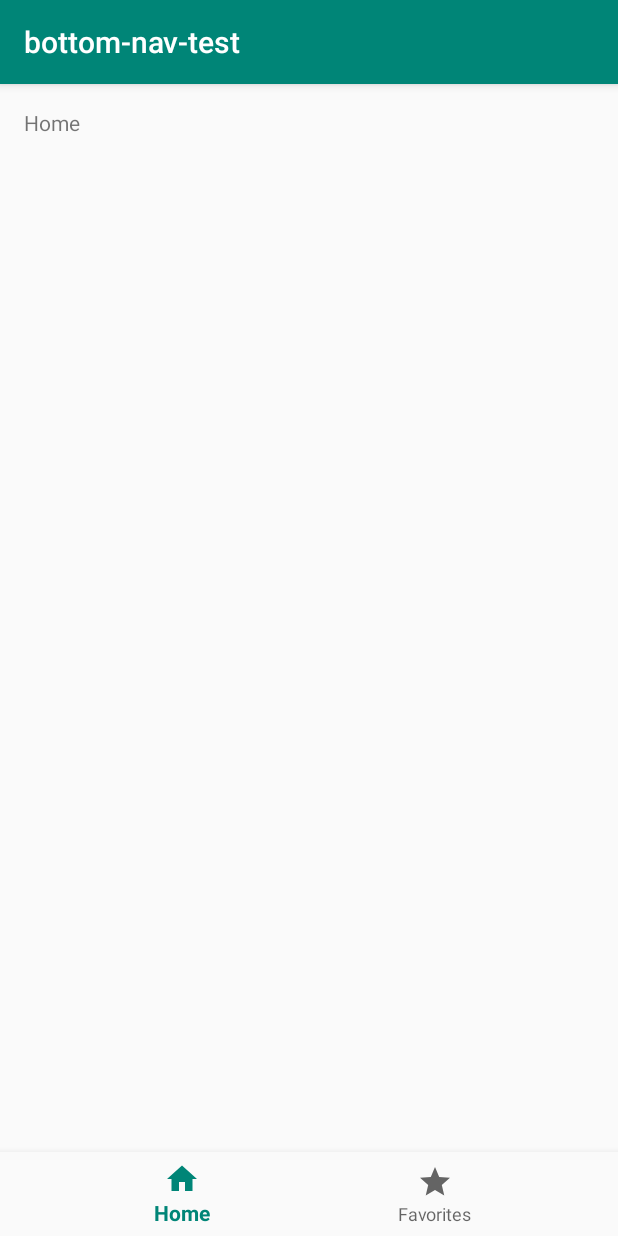
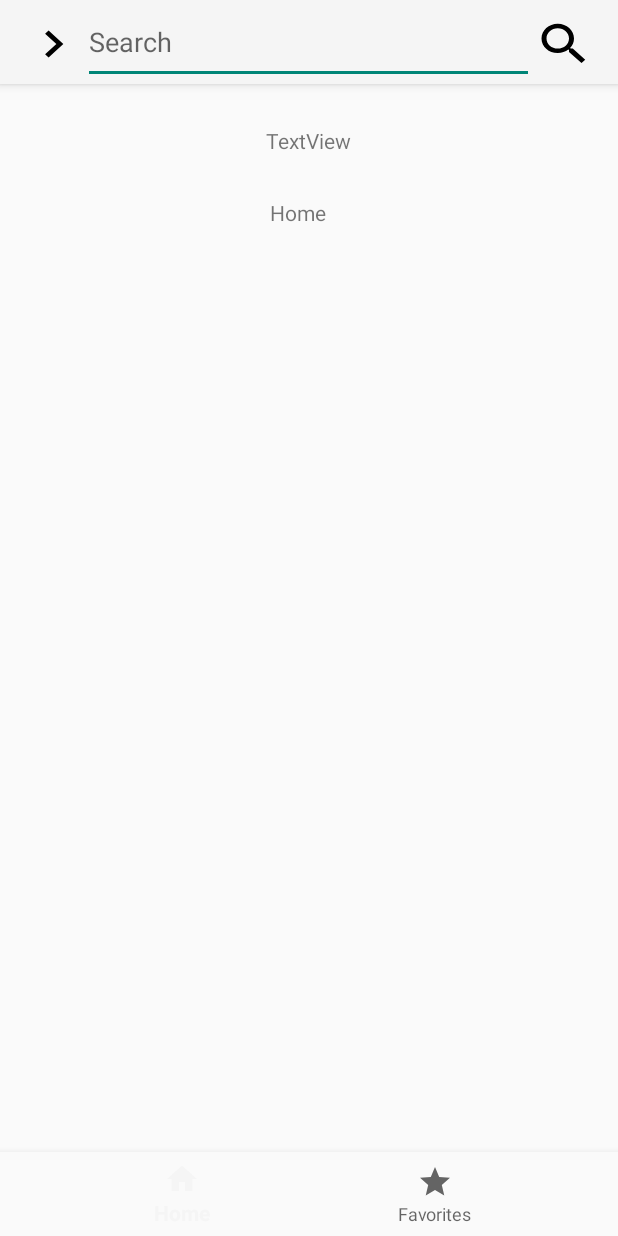
Before and after one commit to LaniJW/m335-dylans-danielas-laniw, an Android app: the screen it shows after launch (MainActivity), on a phone screen of 412 x 824 dp. Run offline under Robolectric (Android 15) with nearby library versions, the phone set to English and light mode, and no system bars.

Commit message:
added main functionalities of the search bar

```diff
--- a/app/src/main/AndroidManifest.xml
+++ b/app/src/main/AndroidManifest.xml
@@ -8,7 +8,7 @@
         android:label="@string/app_name"
         android:roundIcon="@mipmap/ic_launcher_round"
         android:supportsRtl="true"
-        android:theme="@style/AppTheme">
+        android:theme="@style/Theme.AppCompat.Light.NoActionBar">
         <activity
             android:name=".MainActivity"
             android:label="@string/app_name">
--- a/app/src/main/java/com/example/bottom_nav_test/MainActivity.java
+++ b/app/src/main/java/com/example/bottom_nav_test/MainActivity.java
@@ -5,10 +5,19 @@ import android.support.design.widget.BottomNavigationView;
 import android.support.v7.app.AppCompatActivity;
 import android.support.annotation.NonNull;
 import android.view.MenuItem;
+import android.view.View;
+import android.widget.Button;
+import android.widget.EditText;
 import android.widget.TextView;
+import android.support.v7.widget.Toolbar;
+
+import java.util.ArrayList;
 
 public class MainActivity extends AppCompatActivity {
     private TextView mTextMessage;
+    private SearchBar searchBarClass;
+    private EditText searchTextField;
+    ArrayList<Integer> comicID = new ArrayList<>();
 
     private BottomNavigationView.OnNavigationItemSelectedListener mOnNavigationItemSelectedListener
             = new BottomNavigationView.OnNavigationItemSelectedListener() {
@@ -31,9 +40,44 @@ public class MainActivity extends AppCompatActivity {
     protected void onCreate(Bundle savedInstanceState) {
         super.onCreate(savedInstanceState);
         setContentView(R.layout.activity_main);
+
+        // Toolbar
+        comicID.add(6);
+        comicID.add(5);
+        comicID.add(4);
+        comicID.add(3);
+        comicID.add(2);
+        comicID.add(1);
+
+        Toolbar searchBar = findViewById(R.id.search_bar);
+        setSupportActionBar(searchBar);
+        Button searchBarSearchButton = findViewById(R.id.search_bar_search_button);
+        searchBarSearchButton.setOnClickListener(performSearch);
+        Button searchBarDropDown = findViewById(R.id.search_bar_dropdown_button);
+        searchBarDropDown.setOnClickListener(openDropdown);
+
+
         BottomNavigationView navView = findViewById(R.id.nav_view);
         mTextMessage = findViewById(R.id.message);
         navView.setOnNavigationItemSelectedListener(mOnNavigationItemSelectedListener);
     }
 
+    private View.OnClickListener performSearch = new View.OnClickListener() {
+        @Override
+        public void onClick(View button1){
+            searchBarClass = new SearchBar();
+            searchTextField = findViewById(R.id.search_bar_text_field);
+            mTextMessage = findViewById(R.id.textView4);
+            searchBarClass.performSearch(comicID, searchTextField, mTextMessage);
+        }
+    };
+
+    private View.OnClickListener openDropdown = new View.OnClickListener() {
+        @Override
+        public void onClick(View button1){
+            searchBarClass = new SearchBar();
+            searchBarClass.openDropdown();
+        }
+    };
+
 }
--- /dev/null
+++ b/app/src/main/java/com/example/bottom_nav_test/SearchBar.java
@@ -0,0 +1,38 @@
+package com.example.bottom_nav_test;
+
+import android.support.v7.app.AppCompatActivity;
+
+import android.widget.EditText;
+import android.widget.TextView;
+
+import java.util.ArrayList;
+
+public class SearchBar extends AppCompatActivity {
+
+    public void performSearch(ArrayList<Integer> list, EditText searchTextField, TextView text){
+
+        String searchedID = searchTextField.getText().toString();
+        text.setText("No comic with ID \"" + searchedID + "\" found.");
+
+        if(searchedID.equals("") || searchedID.equals("*")){
+            for(int ID : list){
+                text.setText("I would print everything out!");
+            }
+        } else if(searchedID.matches("\\d")){
+            for(int ID : list) {
+                if (ID == Integer.valueOf(searchedID)) {
+                    text.setText(ID + " found");
+                }
+            }
+        } else {
+            text.setText("Invalid input type.");
+        }
+
+
+    }
+
+    public void openDropdown() {
+
+    }
+
+}
--- /dev/null
+++ b/app/src/main/res/drawable/ic_chevron_right_black_24dp.xml
@@ -0,0 +1,9 @@
+<vector xmlns:android="http://schemas.android.com/apk/res/android"
+        android:width="24dp"
+        android:height="24dp"
+        android:viewportWidth="24.0"
+        android:viewportHeight="24.0">
+    <path
+        android:fillColor="#FF000000"
+        android:pathData="M10,6L8.59,7.41 13.17,12l-4.58,4.59L10,18l6,-6z"/>
+</vector>
--- /dev/null
+++ b/app/src/main/res/drawable/ic_search_black_24dp.xml
@@ -0,0 +1,9 @@
+<vector xmlns:android="http://schemas.android.com/apk/res/android"
+        android:width="10dp"
+        android:height="10dp"
+        android:viewportWidth="24.0"
+        android:viewportHeight="24.0">
+    <path
+        android:fillColor="#FF000000"
+        android:pathData="M15.5,14h-0.79l-0.28,-0.27C15.41,12.59 16,11.11 16,9.5 16,5.91 13.09,3 9.5,3S3,5.91 3,9.5 5.91,16 9.5,16c1.61,0 3.09,-0.59 4.23,-1.57l0.27,0.28v0.79l5,4.99L20.49,19l-4.99,-5zM9.5,14C7.01,14 5,11.99 5,9.5S7.01,5 9.5,5 14,7.01 14,9.5 11.99,14 9.5,14z"/>
+</vector>
--- a/app/src/main/res/layout/activity_main.xml
+++ b/app/src/main/res/layout/activity_main.xml
@@ -7,16 +7,21 @@
     android:layout_height="match_parent"
     tools:context=".MainActivity">
 
+    <include
+        android:id="@+id/include"
+        layout="@layout/searchbar"
+        tools:layout_editor_absoluteX="0dp"
+        tools:layout_editor_absoluteY="16dp" />
+
     <TextView
         android:id="@+id/message"
-        android:layout_width="wrap_content"
-        android:layout_height="wrap_content"
-        android:layout_marginStart="@dimen/activity_horizontal_margin"
-        android:layout_marginLeft="@dimen/activity_horizontal_margin"
-        android:layout_marginTop="@dimen/activity_vertical_margin"
+        android:layout_width="45dp"
+        android:layout_height="23dp"
+        android:layout_marginLeft="180dp"
+        android:layout_marginTop="132dp"
         android:text="@string/title_home"
         app:layout_constraintLeft_toLeftOf="parent"
-        app:layout_constraintTop_toTopOf="parent" />
+        app:layout_constraintTop_toTopOf="@+id/include" />
 
     <android.support.design.widget.BottomNavigationView
         android:id="@+id/nav_view"
@@ -30,4 +35,19 @@
         app:layout_constraintRight_toRightOf="parent"
         app:menu="@menu/bottom_nav_menu" />
 
+    <TextView
+        android:id="@+id/textView4"
+        android:layout_width="wrap_content"
+        android:layout_height="wrap_content"
+        android:layout_marginTop="84dp"
+        android:layout_marginEnd="8dp"
+        android:layout_marginBottom="8dp"
+        android:text="TextView"
+        app:layout_constraintBottom_toTopOf="@+id/message"
+        app:layout_constraintEnd_toEndOf="parent"
+        app:layout_constraintHorizontal_bias="0.511"
+        app:layout_constraintStart_toStartOf="parent"
+        app:layout_constraintTop_toTopOf="@+id/include"
+        app:layout_constraintVertical_bias="0.0" />
+
 </android.support.constraint.ConstraintLayout>
--- /dev/null
+++ b/app/src/main/res/layout/searchbar.xml
@@ -0,0 +1,52 @@
+<?xml version="1.0" encoding="utf-8"?>
+<android.support.constraint.ConstraintLayout xmlns:android="http://schemas.android.com/apk/res/android"
+    xmlns:app="http://schemas.android.com/apk/res-auto"
+    android:layout_width="match_parent"
+    android:layout_height="match_parent">
+
+    <android.support.v7.widget.Toolbar
+        android:id="@+id/search_bar"
+        android:layout_width="match_parent"
+        android:layout_height="?attr/actionBarSize"
+        android:background="?attr/colorPrimary"
+        android:elevation="4dp"
+        android:theme="@style/ThemeOverlay.AppCompat.ActionBar"
+        app:layout_constraintEnd_toEndOf="parent"
+        app:layout_constraintStart_toStartOf="parent"
+        app:layout_constraintTop_toTopOf="parent"
+        app:popupTheme="@style/ThemeOverlay.AppCompat.Light">
+
+
+        <LinearLayout
+            android:layout_width="match_parent"
+            android:layout_height="match_parent"
+            android:orientation="horizontal">
+
+            <Button
+                android:id="@+id/search_bar_dropdown_button"
+                android:layout_width="@dimen/searchBar_button_width"
+                android:layout_height="@dimen/searchBar_button_height"
+                android:layout_weight="1"
+                android:background="@drawable/ic_chevron_right_black_24dp"/>
+
+            <EditText
+                android:id="@+id/search_bar_text_field"
+                android:layout_width="@dimen/searchBar_textField_width"
+                android:layout_height="match_parent"
+                android:layout_weight="1"
+                android:ems="10"
+                android:inputType="textPersonName"
+                android:hint="@string/searchBar_hint_text"/>
+
+            <Button
+                android:id="@+id/search_bar_search_button"
+                android:layout_width="@dimen/searchBar_button_width"
+                android:layout_height="@dimen/searchBar_button_height"
+                android:layout_marginEnd="@dimen/searchBar_button_marginEnd"
+                android:layout_weight="1"
+                android:background="@drawable/ic_search_black_24dp" />
+        </LinearLayout>
+
+    </android.support.v7.widget.Toolbar>
+
+</android.support.constraint.ConstraintLayout>
--- a/app/src/main/res/values/dimens.xml
+++ b/app/src/main/res/values/dimens.xml
@@ -2,4 +2,8 @@
     <!-- Default screen margins, per the Android Design guidelines. -->
     <dimen name="activity_horizontal_margin">16dp</dimen>
     <dimen name="activity_vertical_margin">16dp</dimen>
+    <dimen name="searchBar_button_width">4dp</dimen>
+    <dimen name="searchBar_button_height">36dp</dimen>
+    <dimen name="searchBar_button_marginEnd">16dp</dimen>
+    <dimen name="searchBar_textField_width">265dp</dimen>
 </resources>
--- a/app/src/main/res/values/strings.xml
+++ b/app/src/main/res/values/strings.xml
@@ -1,5 +1,6 @@
 <resources>
-    <string name="app_name">bottom-nav-test</string>
+    <string name="app_name">XKCD Comic App</string>
     <string name="title_home">Home</string>
     <string name="title_favorites">Favorites</string>
+    <string name="searchBar_hint_text">Search</string>
 </resources>
```
